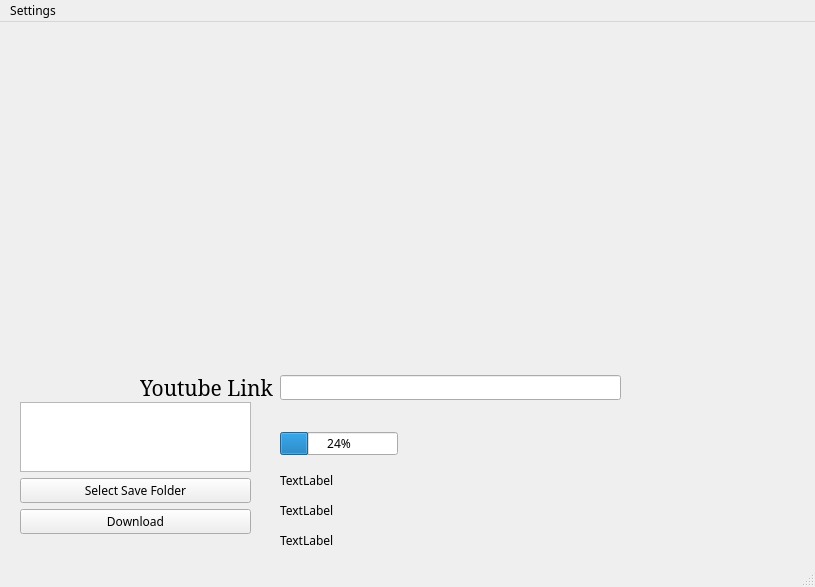
Above: yt_dlp.ui from lukerenchik/QT-YTdlp-Client before the change. Below: the same form after it.
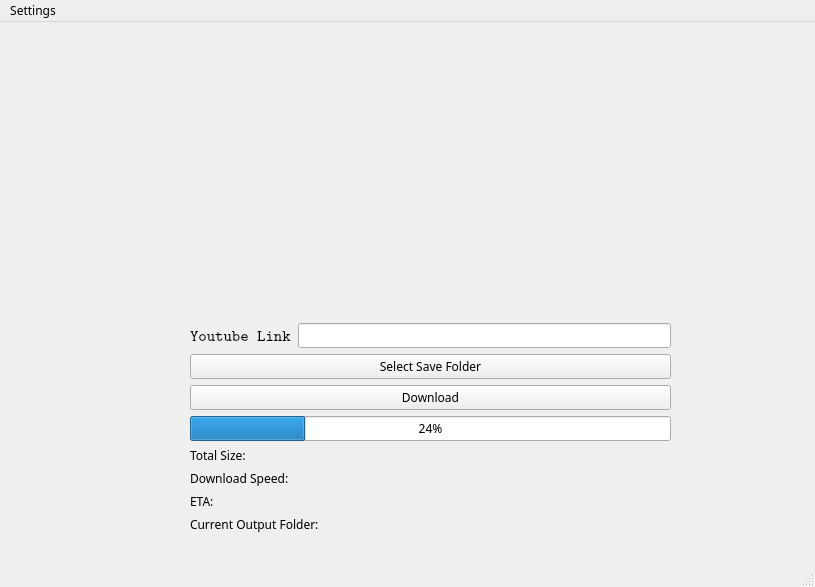
That is the form after the change.

Commit message: Fixed formatting, started working on automatic yt-dlp download

Diff of the .ui file:
```diff
--- a/yt_dlp.ui
+++ b/yt_dlp.ui
@@ -10,6 +10,12 @@
     <height>587</height>
    </rect>
   </property>
+  <property name="sizePolicy">
+   <sizepolicy hsizetype="Expanding" vsizetype="Expanding">
+    <horstretch>0</horstretch>
+    <verstretch>0</verstretch>
+   </sizepolicy>
+  </property>
   <property name="font">
    <font>
     <family>Sans Serif</family>
@@ -22,24 +28,101 @@
    <widget class="QWidget" name="gridLayoutWidget_3">
     <property name="geometry">
      <rect>
-      <x>140</x>
-      <y>30</y>
+      <x>190</x>
+      <y>20</y>
       <width>481</width>
-      <height>351</height>
+      <height>491</height>
      </rect>
     </property>
     <layout class="QGridLayout" name="gridLayout_6">
+     <item row="0" column="1">
+      <layout class="QGridLayout" name="gridLayout_5">
+       <item row="2" column="0">
+        <widget class="QLabel" name="gifLabel">
+         <property name="sizePolicy">
+          <sizepolicy hsizetype="Maximum" vsizetype="Expanding">
+           <horstretch>0</horstretch>
+           <verstretch>0</verstretch>
+          </sizepolicy>
+         </property>
+         <property name="text">
+          <string/>
+         </property>
+        </widget>
+       </item>
+      </layout>
+     </item>
+     <item row="2" column="1">
+      <widget class="QPushButton" name="saveButton">
+       <property name="sizePolicy">
+        <sizepolicy hsizetype="MinimumExpanding" vsizetype="Fixed">
+         <horstretch>0</horstretch>
+         <verstretch>0</verstretch>
+        </sizepolicy>
+       </property>
+       <property name="text">
+        <string>Select Save Folder</string>
+       </property>
+      </widget>
+     </item>
+     <item row="7" column="1">
+      <widget class="QLabel" name="labelETA">
+       <property name="sizePolicy">
+        <sizepolicy hsizetype="Expanding" vsizetype="Preferred">
+         <horstretch>0</horstretch>
+         <verstretch>0</verstretch>
+        </sizepolicy>
+       </property>
+       <property name="text">
+        <string>ETA: </string>
+       </property>
+      </widget>
+     </item>
+     <item row="4" column="1">
+      <widget class="QProgressBar" name="progressBar">
+       <property name="sizePolicy">
+        <sizepolicy hsizetype="Expanding" vsizetype="Fixed">
+         <horstretch>0</horstretch>
+         <verstretch>0</verstretch>
+        </sizepolicy>
+       </property>
+       <property name="value">
+        <number>24</number>
+       </property>
+      </widget>
+     </item>
+     <item row="10" column="1">
+      <layout class="QHBoxLayout" name="horizontalLayout_2">
+       <item>
+        <widget class="QLabel" name="label">
+         <property name="sizePolicy">
+          <sizepolicy hsizetype="MinimumExpanding" vsizetype="Preferred">
+           <horstretch>0</horstretch>
+           <verstretch>0</verstretch>
+          </sizepolicy>
+         </property>
+         <property name="text">
+          <string>Current Output Folder:</string>
+         </property>
+        </widget>
+       </item>
+       <item>
+        <widget class="QLabel" name="outputDirLabel">
+         <property name="text">
+          <string/>
+         </property>
+        </widget>
+       </item>
+      </layout>
+     </item>
      <item row="1" column="1">
-      <widget class="QLineEdit" name="urlLineEdit"/>
-     </item>
-     <item row="1" column="0">
-      <layout class="QGridLayout" name="gridLayout_2">
-       <item row="0" column="0">
+      <layout class="QHBoxLayout" name="horizontalLayout">
+       <item>
         <widget class="QLabel" name="ytLink">
          <property name="font">
           <font>
-           <family>Serif</family>
-           <pointsize>16</pointsize>
+           <family>Latin Modern Mono</family>
+           <pointsize>12</pointsize>
            <italic>false</italic>
            <bold>false</bold>
           </font>
@@ -49,115 +132,62 @@
          </property>
         </widget>
        </item>
-      </layout>
-     </item>
-     <item row="0" column="1">
-      <layout class="QGridLayout" name="gridLayout_5">
-       <item row="0" column="0">
-        <widget class="QLabel" name="gifLabel">
-         <property name="text">
-          <string/>
+       <item>
+        <widget class="QLineEdit" name="urlLineEdit">
+         <property name="sizePolicy">
+          <sizepolicy hsizetype="Expanding" vsizetype="Fixed">
+           <horstretch>0</horstretch>
+           <verstretch>0</verstretch>
+          </sizepolicy>
          </property>
         </widget>
        </item>
       </layout>
      </item>
-    </layout>
-   </widget>
-   <widget class="QWidget" name="gridLayoutWidget_4">
-    <property name="geometry">
-     <rect>
-      <x>20</x>
-      <y>380</y>
-      <width>231</width>
-      <height>132</height>
-     </rect>
-    </property>
-    <layout class="QGridLayout" name="gridLayout_7">
+     <item row="6" column="1">
+      <widget class="QLabel" name="labelSpeed">
+       <property name="sizePolicy">
+        <sizepolicy hsizetype="Expanding" vsizetype="Preferred">
+         <horstretch>0</horstretch>
+         <verstretch>0</verstretch>
+        </sizepolicy>
+       </property>
+       <property name="text">
+        <string>Download Speed:</string>
+       </property>
+      </widget>
+     </item>
      <item row="1" column="0">
-      <widget class="QPushButton" name="saveButton">
+      <layout class="QGridLayout" name="gridLayout_2"/>
+     </item>
+     <item row="5" column="1">
+      <widget class="QLabel" name="labelTotalSize">
+       <property name="sizePolicy">
+        <sizepolicy hsizetype="Expanding" vsizetype="Preferred">
+         <horstretch>0</horstretch>
+         <verstretch>0</verstretch>
+        </sizepolicy>
+       </property>
        <property name="text">
-        <string>Select Save Folder</string>
+        <string>Total Size:</string>
        </property>
       </widget>
      </item>
-     <item row="2" column="0">
+     <item row="3" column="1">
       <widget class="QPushButton" name="dlButton">
+       <property name="sizePolicy">
+        <sizepolicy hsizetype="MinimumExpanding" vsizetype="Fixed">
+         <horstretch>0</horstretch>
+         <verstretch>0</verstretch>
+        </sizepolicy>
+       </property>
        <property name="text">
         <string>Download</string>
        </property>
       </widget>
      </item>
-     <item row="0" column="0">
-      <widget class="QTextEdit" name="outputTextEdit"/>
-     </item>
     </layout>
    </widget>
-   <widget class="QLabel" name="outputDirLabel">
-    <property name="geometry">
-     <rect>
-      <x>10</x>
-      <y>520</y>
-      <width>531</width>
-      <height>16</height>
-     </rect>
-    </property>
-    <property name="text">
-     <string/>
-    </property>
-   </widget>
-   <widget class="QProgressBar" name="progressBar">
-    <property name="geometry">
-     <rect>
-      <x>280</x>
-      <y>410</y>
-      <width>118</width>
-      <height>23</height>
-     </rect>
-    </property>
-    <property name="value">
-     <number>24</number>
-    </property>
-   </widget>
-   <widget class="QLabel" name="labelTotalSize">
-    <property name="geometry">
-     <rect>
-      <x>280</x>
-      <y>450</y>
-      <width>241</width>
-      <height>16</height>
-     </rect>
-    </property>
-    <property name="text">
-     <string>TextLabel</string>
-    </property>
-   </widget>
-   <widget class="QLabel" name="labelSpeed">
-    <property name="geometry">
-     <rect>
-      <x>280</x>
-      <y>480</y>
-      <width>291</width>
-      <height>16</height>
-     </rect>
-    </property>
-    <property name="text">
-     <string>TextLabel</string>
-    </property>
-   </widget>
-   <widget class="QLabel" name="labelETA">
-    <property name="geometry">
-     <rect>
-      <x>280</x>
-      <y>510</y>
-      <width>151</width>
-      <height>16</height>
-     </rect>
-    </property>
-    <property name="text">
-     <string>TextLabel</string>
-    </property>
-   </widget>
   </widget>
   <widget class="QMenuBar" name="menubar">
    <property name="geometry">
```
Left out of the diff: 6 changed lines with no effect on the pictures. The commit also changes 539 other files.
